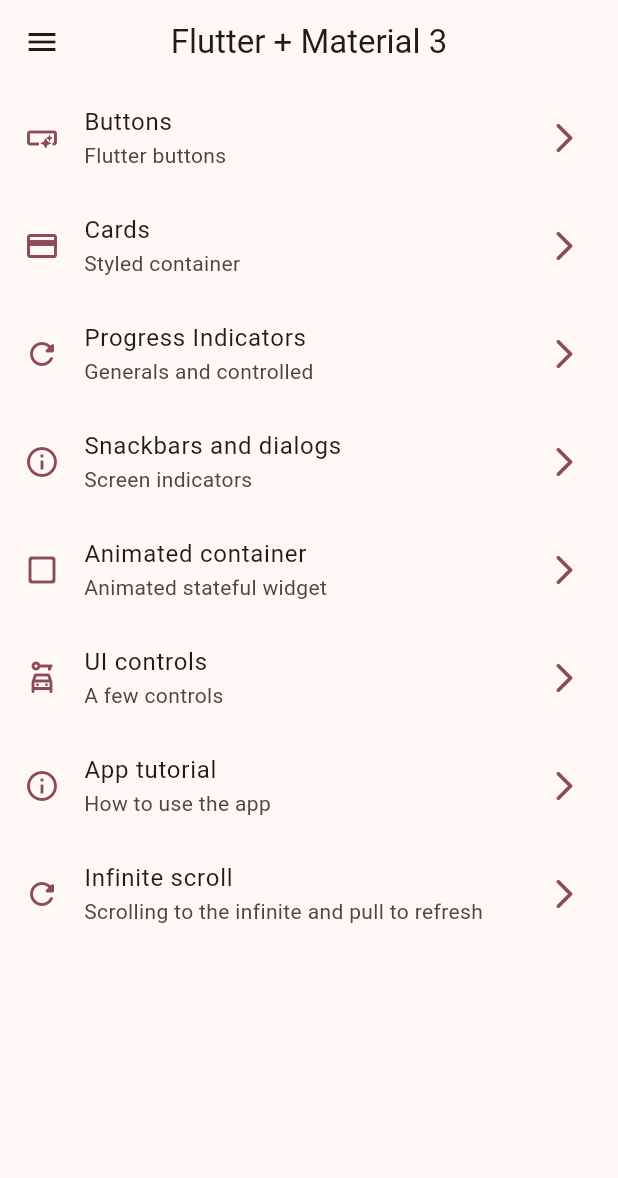
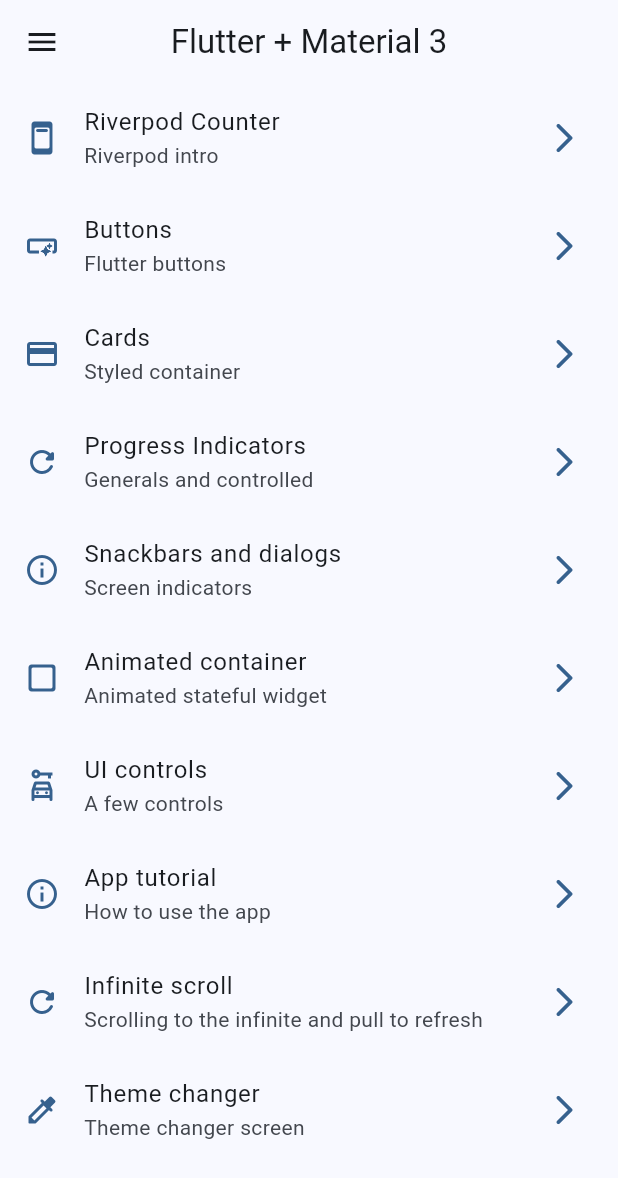
Before and after one commit to valllllll2000/flutter_widgets_app, a Flutter app: the screen it shows after launch, on a phone screen of 412 x 824 dp. Shown: the top 1178 px of the screen. Run offline on Flutter 3.47's test engine with Material 3 defaults, Android fonts, the phone set to English and light mode, and no system bars; our stand-ins replace animate_do, flutter_riverpod, go_router.

Commit message:
adds riverpod providers and theme changes

```diff
--- a/lib/config/menu/menu_items.dart
+++ b/lib/config/menu/menu_items.dart
@@ -14,6 +14,11 @@ class MenuItem {
 }
 
 const appMenuItems = <MenuItem>[
+  MenuItem(
+      title: 'Riverpod Counter',
+      subTitle: 'Riverpod intro',
+      link: '/counter',
+      icon: Icons.ad_units_rounded),
   MenuItem(
       title: 'Buttons',
       subTitle: 'Flutter buttons',
@@ -54,4 +59,9 @@ const appMenuItems = <MenuItem>[
       subTitle: 'Scrolling to the infinite and pull to refresh',
       link: '/infinite',
       icon: Icons.refresh_rounded),
+  MenuItem(
+      title: 'Theme changer',
+      subTitle: 'Theme changer screen',
+      link: '/theme-changer',
+      icon: Icons.colorize_rounded),
 ];
--- a/lib/config/router/app_router.dart
+++ b/lib/config/router/app_router.dart
@@ -43,5 +43,13 @@ final appRouter = GoRouter(
         path: '/infinite',
         name: InfiniteScrollScreen.name,
         builder: (context, state) => const InfiniteScrollScreen()),
+    GoRoute(
+        path: '/counter',
+        name: CounterScreen.name,
+        builder: (context, state) => const CounterScreen()),
+    GoRoute(
+        path: '/theme-changer',
+        name: ThemeChangerScreen.name,
+        builder: (context, state) => const ThemeChangerScreen()),
   ],
 );
--- a/lib/config/theme/app_theme.dart
+++ b/lib/config/theme/app_theme.dart
@@ -14,13 +14,17 @@ const colorList = <Color>[
 
 class AppTheme {
   final int selectedColor;
+  final bool isDarkMode;
 
-  AppTheme({this.selectedColor = 0})
-      : assert(selectedColor >= 0 && selectedColor < colorList.length,
+  AppTheme({
+    this.selectedColor = 0,
+    this.isDarkMode = false,
+  }) : assert(selectedColor >= 0 && selectedColor < colorList.length,
             'Selected color must be greater than -1 and smaller than ${colorList.length}');
 
   ThemeData getTheme() => ThemeData(
       useMaterial3: true,
+      brightness: isDarkMode ? Brightness.dark : Brightness.light,
       colorSchemeSeed: colorList[selectedColor],
       appBarTheme: const AppBarTheme(
         centerTitle: true,
--- a/lib/main.dart
+++ b/lib/main.dart
@@ -1,22 +1,27 @@
 import 'package:flutter/material.dart';
+import 'package:flutter_riverpod/flutter_riverpod.dart';
 import 'package:widgets_app/config/router/app_router.dart';
+import 'package:widgets_app/presentation/providers/theme_provider.dart';
 
 import 'config/theme/app_theme.dart';
 
 void main() {
-  runApp(const MainApp());
+  runApp(const ProviderScope(child: MainApp()));
 }
 
-class MainApp extends StatelessWidget {
+class MainApp extends ConsumerWidget {
   const MainApp({super.key});
 
   @override
-  Widget build(BuildContext context) {
+  Widget build(BuildContext context, ref) {
+    int selectedColor = ref.watch(selectedColorProvider);
+    bool isDarkMode = ref.watch(isDarkModeProvider);
     return MaterialApp.router(
       title: 'Flutter Widgets',
       routerConfig: appRouter,
       debugShowCheckedModeBanner: false,
-      theme: AppTheme(selectedColor: 8).getTheme(),
+      theme: AppTheme(selectedColor: selectedColor, isDarkMode: isDarkMode)
+          .getTheme(),
     );
   }
 }
--- /dev/null
+++ b/lib/presentation/providers/counter_provider.dart
@@ -0,0 +1,3 @@
+import 'package:flutter_riverpod/flutter_riverpod.dart';
+
+final counterProvider = StateProvider<int>((ref) => 5);
--- /dev/null
+++ b/lib/presentation/providers/theme_provider.dart
@@ -0,0 +1,10 @@
+import 'dart:ui';
+
+import 'package:flutter_riverpod/flutter_riverpod.dart';
+import 'package:widgets_app/config/theme/app_theme.dart';
+
+final isDarkModeProvider = StateProvider<bool>((ref) => false);
+
+final colorListProvider = StateProvider<List<Color>>((ref) => colorList);
+
+final selectedColorProvider = StateProvider<int>((ref) => 0);
--- a/lib/presentation/screens/screens.dart
+++ b/lib/presentation/screens/screens.dart
@@ -2,8 +2,10 @@ export 'package:widgets_app/presentation/screens/animated/animated_screen.dart';
 export 'package:widgets_app/presentation/screens/app_tutorial/app_tutorial_screen.dart';
 export 'package:widgets_app/presentation/screens/buttons/buttons_screen.dart';
 export 'package:widgets_app/presentation/screens/cards/cards_screen.dart';
+export 'package:widgets_app/presentation/screens/counter/counter_screen.dart';
 export 'package:widgets_app/presentation/screens/home/home_screen.dart';
 export 'package:widgets_app/presentation/screens/infinite_scroll/infinite_scroll_screen.dart';
 export 'package:widgets_app/presentation/screens/progress/progress_screen.dart';
 export 'package:widgets_app/presentation/screens/snackbar/snackbar_screen.dart';
+export 'package:widgets_app/presentation/screens/theme_changer/theme_changer_screen.dart';
 export 'package:widgets_app/presentation/screens/ui_controls/ui_controls_screen.dart';
--- a/pubspec.yaml
+++ b/pubspec.yaml
@@ -10,6 +10,7 @@ dependencies:
   animate_do: ^3.3.4
   flutter:
     sdk: flutter
+  flutter_riverpod: ^2.5.1
   go_router: ^14.2.8
 
 dev_dependencies:
```
Also changed, not shown: lib/presentation/screens/counter/counter_screen.dart (added, +54 -0 lines), lib/presentation/screens/theme_changer/theme_changer_screen.dart (added, +58 -0 lines), pubspec.lock.
